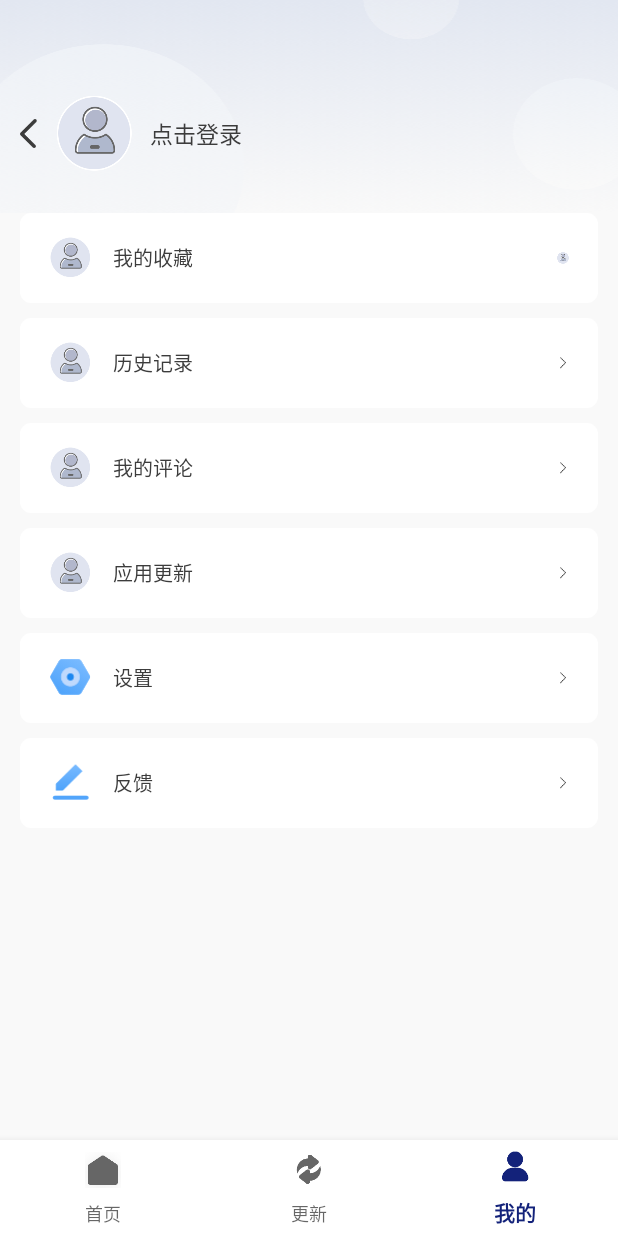
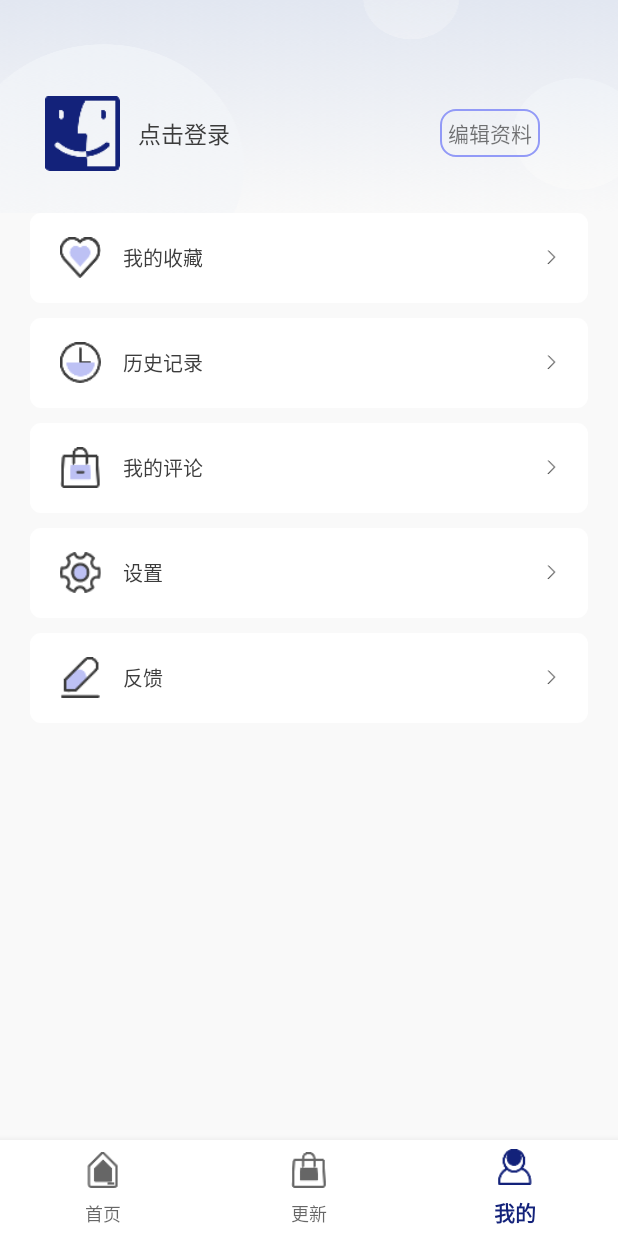
Before and after one commit to yo-lolo/yolo, an Android app: the MineFragment screen opened through its navigation route, on a phone screen of 412 x 824 dp. Run offline under Robolectric (Android 15) with nearby library versions, the phone set to English and light mode, and no system bars; our stand-ins replace navigation-ui.

Commit message:
feat:替换部分图标

```diff
--- /dev/null
+++ b/app/src/main/res/drawable/edit_text_bg.xml
@@ -0,0 +1,7 @@
+<?xml version="1.0" encoding="utf-8"?>
+<shape xmlns:android="http://schemas.android.com/apk/res/android">
+    <corners android:radius="10dp" />
+    <stroke
+        android:width="1dp"
+        android:color="@color/color_929af7" />
+</shape>
--- a/app/src/main/res/layout/fragment_feedback.xml
+++ b/app/src/main/res/layout/fragment_feedback.xml
@@ -33,7 +33,7 @@
                     android:layout_width="48dp"
                     android:layout_height="48dp"
                     android:background="@drawable/app_icon_image_bg"
-                    android:src="@mipmap/ic_launcher" />
+                    android:src="@mipmap/app_icon" />
 
                 <LinearLayout
                     android:layout_width="wrap_content"
@@ -46,7 +46,7 @@
                         android:id="@+id/feedback_appName"
                         android:layout_width="wrap_content"
                         android:layout_height="wrap_content"
-                        android:text="xxAPP"
+                        android:text="自定义SELF APP"
                         android:textColor="#3C3C3C"
                         android:textSize="13dp" />
 
@@ -55,7 +55,7 @@
                         android:layout_width="wrap_content"
                         android:layout_height="wrap_content"
                         android:singleLine="true"
-                        android:text="这里是对xxAPP的一段描述"
+                        android:text="THIS IS A DESCRIBE FOR APP"
                         android:textColor="#888888"
                         android:textSize="10dp" />
                 </LinearLayout>
--- a/app/src/main/res/layout/fragment_mine.xml
+++ b/app/src/main/res/layout/fragment_mine.xml
@@ -14,18 +14,11 @@
         android:orientation="horizontal">
 
         <ImageView
-            android:layout_marginTop="18dp"
-            android:id="@+id/back_image"
-            android:layout_width="wrap_content"
-            android:layout_height="wrap_content"
-            android:padding="13dp"
-            android:src="@mipmap/icon_back" />
-
-        <ImageView
             android:layout_width="50dp"
             android:layout_height="50dp"
+            android:layout_marginLeft="30dp"
             android:layout_marginTop="18dp"
-            android:background="@mipmap/mine_touxiang_icon" />
+            android:background="@mipmap/app_icon" />
 
         <TextView
             android:id="@+id/userName"
@@ -36,13 +29,21 @@
             android:text="点击登录"
             android:textColor="@color/color_3c3c3c"
             android:textSize="15sp" />
+
+        <TextView
+            android:layout_width="wrap_content"
+            android:layout_height="wrap_content"
+            android:text="编辑资料"
+            android:padding="5dp"
+            android:background="@drawable/edit_text_bg"
+            android:layout_marginLeft="140dp"
+            android:layout_marginTop="18dp"/>
     </LinearLayout>
 
     <LinearLayout
         android:layout_width="match_parent"
         android:layout_height="match_parent"
-        android:layout_marginLeft="13dp"
-        android:layout_marginRight="13dp"
+        android:layout_marginHorizontal="20dp"
         android:background="@color/color_activity_bg"
         android:orientation="vertical">
 
@@ -57,7 +58,7 @@
                 android:layout_height="27dp"
                 android:layout_centerVertical="true"
                 android:layout_marginStart="20dp"
-                android:background="@mipmap/mine_touxiang_icon"
+                android:background="@mipmap/favorite_icon"
                 app:layout_constraintStart_toStartOf="parent"
                 app:layout_constraintTop_toTopOf="parent" />
 
@@ -74,12 +75,12 @@
 
 
             <ImageView
-                android:layout_width="8dp"
-                android:layout_height="8dp"
+                android:layout_width="10dp"
+                android:layout_height="10dp"
                 android:layout_alignParentEnd="true"
                 android:layout_centerVertical="true"
                 android:layout_marginEnd="19dp"
-                android:background="@mipmap/mine_touxiang_icon"
+                android:background="@mipmap/arrow_right"
                 app:layout_constraintEnd_toEndOf="parent"
                 app:layout_constraintTop_toTopOf="parent" />
 
@@ -95,7 +96,7 @@
                 android:layout_height="27dp"
                 android:layout_centerVertical="true"
                 android:layout_marginStart="20dp"
-                android:background="@mipmap/mine_touxiang_icon"
+                android:background="@mipmap/time_icon"
                 app:layout_constraintStart_toStartOf="parent"
                 app:layout_constraintTop_toTopOf="parent" />
 
@@ -132,7 +133,7 @@
                 android:layout_height="27dp"
                 android:layout_centerVertical="true"
                 android:layout_marginStart="20dp"
-                android:background="@mipmap/mine_touxiang_icon"
+                android:background="@mipmap/time_icon"
                 app:layout_constraintStart_toStartOf="parent"
                 app:layout_constraintTop_toTopOf="parent" />
 
@@ -149,8 +150,8 @@
 
 
             <ImageView
-                android:layout_width="8dp"
-                android:layout_height="8dp"
+                android:layout_width="10dp"
+                android:layout_height="10dp"
                 android:layout_alignParentEnd="true"
                 android:layout_centerVertical="true"
                 android:layout_marginEnd="19dp"
@@ -169,7 +170,7 @@
                 android:layout_height="27dp"
                 android:layout_centerVertical="true"
                 android:layout_marginStart="20dp"
-                android:background="@mipmap/mine_touxiang_icon"
+                android:background="@mipmap/shopping_icon"
                 app:layout_constraintStart_toStartOf="parent"
                 app:layout_constraintTop_toTopOf="parent" />
 
@@ -186,8 +187,8 @@
 
 
             <ImageView
-                android:layout_width="8dp"
-                android:layout_height="8dp"
+                android:layout_width="10dp"
+                android:layout_height="10dp"
                 android:layout_alignParentEnd="true"
                 android:layout_centerVertical="true"
                 android:layout_marginEnd="19dp"
@@ -197,42 +198,6 @@
 
         </RelativeLayout>
 
-        <RelativeLayout
-            android:id="@+id/go_apk_update"
-            style="@style/appMineLayout">
-
-            <ImageView
-                android:layout_width="27dp"
-                android:layout_height="27dp"
-                android:layout_centerVertical="true"
-                android:layout_marginStart="20dp"
-                android:background="@mipmap/mine_touxiang_icon"
-                app:layout_constraintStart_toStartOf="parent"
-                app:layout_constraintTop_toTopOf="parent" />
-
-            <TextView
-                android:layout_width="wrap_content"
-                android:layout_height="wrap_content"
-                android:layout_alignParentStart="true"
-                android:layout_centerVertical="true"
-                android:layout_marginStart="62dp"
-                android:text="应用更新"
-                android:textColor="@color/color_3c3c3c"
-                android:textSize="13sp"
-                app:layout_constraintTop_toTopOf="parent" />
-
-
-            <ImageView
-                android:layout_width="8dp"
-                android:layout_height="8dp"
-                android:layout_alignParentEnd="true"
-                android:layout_centerVertical="true"
-                android:layout_marginEnd="19dp"
-                android:background="@mipmap/arrow_right"
-                app:layout_constraintEnd_toEndOf="parent"
-                app:layout_constraintTop_toTopOf="parent" />
-
-        </RelativeLayout>
 
         <RelativeLayout
             android:id="@+id/go_setting"
@@ -243,7 +208,7 @@
                 android:layout_height="27dp"
                 android:layout_centerVertical="true"
                 android:layout_marginStart="20dp"
-                android:background="@mipmap/mine_setting_icon"
+                android:background="@mipmap/setting_icon"
                 app:layout_constraintStart_toStartOf="parent"
                 app:layout_constraintTop_toTopOf="parent" />
 
@@ -260,8 +225,8 @@
 
 
             <ImageView
-                android:layout_width="8dp"
-                android:layout_height="8dp"
+                android:layout_width="10dp"
+                android:layout_height="10dp"
                 android:layout_alignParentEnd="true"
                 android:layout_centerVertical="true"
                 android:layout_marginEnd="19dp"
@@ -280,7 +245,7 @@
                 android:layout_height="27dp"
                 android:layout_centerVertical="true"
                 android:layout_marginStart="20dp"
-                android:background="@mipmap/mine_feedback_icon"
+                android:background="@mipmap/feedback_icon"
                 app:layout_constraintStart_toStartOf="parent"
                 app:layout_constraintTop_toTopOf="parent" />
 
@@ -297,8 +262,8 @@
 
 
             <ImageView
-                android:layout_width="8dp"
-                android:layout_height="8dp"
+                android:layout_width="10dp"
+                android:layout_height="10dp"
                 android:layout_alignParentEnd="true"
                 android:layout_centerVertical="true"
                 android:layout_marginEnd="19dp"
--- a/app/src/main/res/menu/menu_bottom_nav.xml
+++ b/app/src/main/res/menu/menu_bottom_nav.xml
@@ -2,14 +2,14 @@
 <menu xmlns:android="http://schemas.android.com/apk/res/android">
     <item
         android:id="@+id/homeFragment"
-        android:icon="@mipmap/icon_tab_home"
+        android:icon="@mipmap/home_icon"
         android:title="首页" />
     <item
         android:id="@+id/detailFragment"
-        android:icon="@mipmap/icon_tab_update"
+        android:icon="@mipmap/shopping_icon"
         android:title="更新" />
     <item
         android:id="@+id/mineFragment"
-        android:icon="@mipmap/icon_tab_mine"
+        android:icon="@mipmap/mine_icon"
         android:title="我的" />
 </menu>
--- a/app/src/main/res/values/colors.xml
+++ b/app/src/main/res/values/colors.xml
@@ -14,6 +14,7 @@
 
     <color name="color_3c3c3c">#3c3c3c</color>
     <color name="app_color">#13227a</color>
+    <color name="color_929af7">#929af7</color>
     <color name="color_FFFFFF">#ffffff</color>
     <color name="color_E3E4E6">#E3E4E6</color>
     <color name="color_search_view_bg">#fff2f3f5</color>
```
Also changed, not shown: app/src/main/res/mipmap-xxhdpi/favorite_icon.png (added), app/src/main/res/mipmap-xxhdpi/feedback_icon.png (added), app/src/main/res/mipmap-xxhdpi/home_icon.png (added), app/src/main/res/mipmap-xxhdpi/mine_feedback_icon.png (deleted), app/src/main/res/mipmap-xxhdpi/mine_icon.png (added), app/src/main/res/mipmap-xxhdpi/mine_setting_icon.png (deleted), app/src/main/res/mipmap-xxhdpi/setting_icon.png (added), app/src/main/res/mipmap-xxhdpi/shopping_icon.png (added), app/src/main/res/mipmap-xxhdpi/time_icon.png (added).
